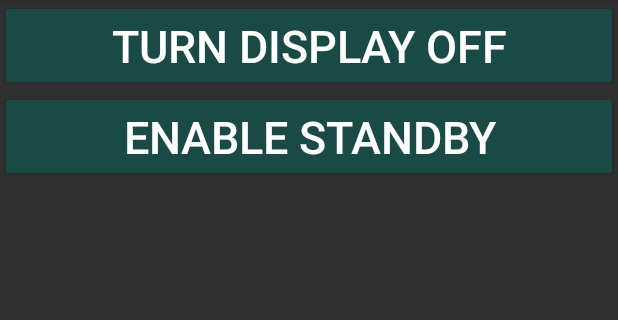
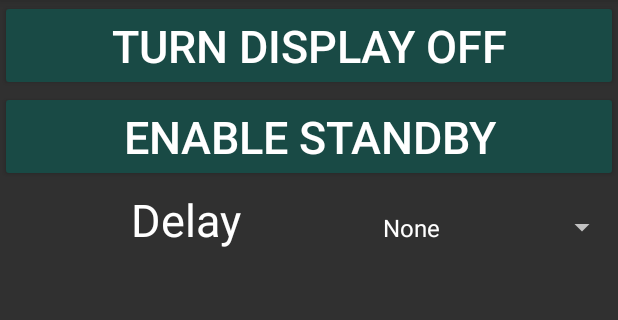
Before and after one commit to amosproj/amos2022ws02-automotive-test-app, an Android app: the PowerManagementPage screen opened through its navigation route, on a phone screen of 412 x 824 dp, the part 84-404 px from its top. Run offline under Robolectric (Android 15) with nearby library versions, the phone set to English and light mode, and no system bars; 2 statements that could not run were skipped.

Commit message:
implemented delay button, need to improve design
Signed-off-by: hanna-212 <mueller.hanna96@gmail.com>

```diff
--- a/App/automotive/src/main/res/layout/fragment_navigation_page.xml
+++ b/App/automotive/src/main/res/layout/fragment_navigation_page.xml
@@ -33,7 +33,7 @@
             <TextView
                 android:layout_width="match_parent"
                 android:layout_height="0dp"
-                android:text="@string/nav_delay"
+                android:text="@string/delay"
                 android:layout_weight="0.4"
                 android:textSize="30sp"
                 android:textColor="@color/white"
--- a/App/automotive/src/main/res/layout/fragment_power_management_page.xml
+++ b/App/automotive/src/main/res/layout/fragment_power_management_page.xml
@@ -20,4 +20,29 @@
         android:layout_height="wrap_content"
         style="@style/Theme.InfotAiMOS.Button"
         android:text="@string/button_stand_by" />
+
+    <LinearLayout
+        android:id="@+id/fragment_power_button_delay"
+        android:layout_width="match_parent"
+        android:layout_height="0dp"
+        android:layout_weight="0.3"
+        android:orientation="horizontal">
+
+        <TextView
+            android:layout_width="match_parent"
+            android:layout_height="50dp"
+            android:layout_weight="0.4"
+            android:gravity="center"
+            android:text="@string/delay"
+            android:textColor="@color/white"
+            android:textSize="30sp" />
+
+        <Spinner
+            android:id="@+id/new_delay_spinner"
+            android:layout_width="match_parent"
+            android:layout_height="50dp"
+            android:layout_weight="0.6"
+            android:textSize="30sp"
+            android:entries="@array/delay_array" />
+    </LinearLayout>
 </LinearLayout>
--- a/App/automotive/src/main/res/values/strings.xml
+++ b/App/automotive/src/main/res/values/strings.xml
@@ -4,7 +4,7 @@
     <string name="start_nav">Start navigation</string>
     <string name="nav_running">Running</string>
     <string name="stop_nav">Stop navigation</string>
-    <string name="nav_delay">Delay</string>
+    <string name="delay">Delay</string>
     <string name="button_skip_forward">Skip Forward</string>
     <string name="button_seek_forward">Seek Forward</string>
     <string name="button_play_pause">Play / Pause</string>
```
